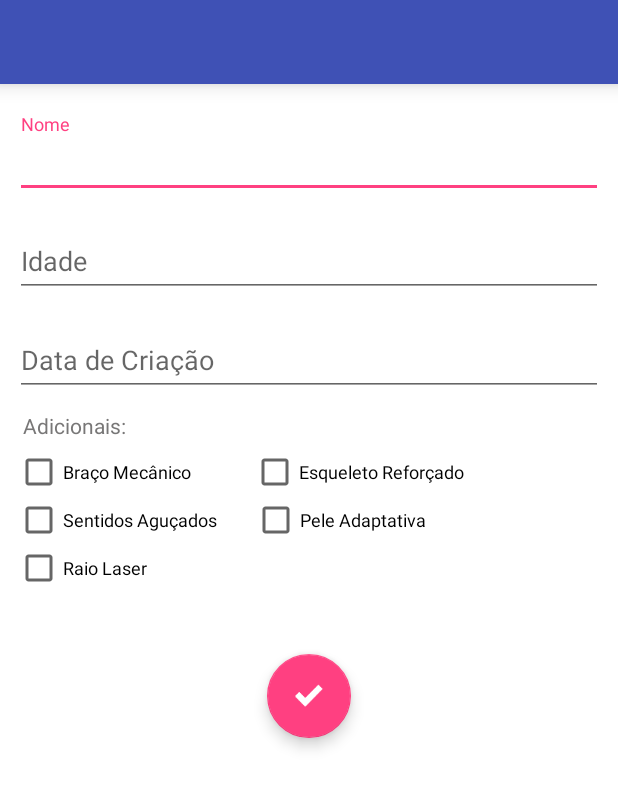
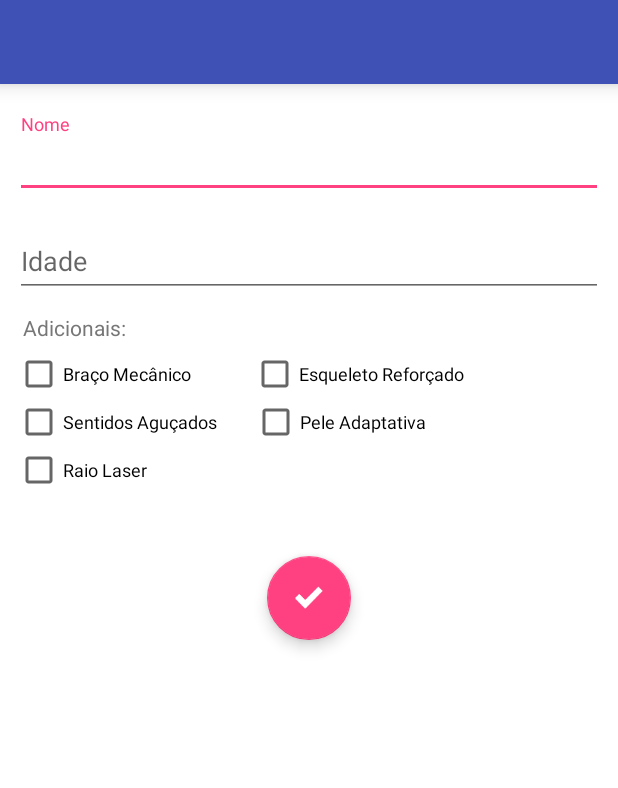
Before and after one commit to luisrbferreira/CloneAppTeste, an Android app: the layout activity_insert.xml on its own in the app's theme, with its tools: preview values and no code run, on a phone screen of 412 x 824 dp. Shown: the top 788 px of the screen. Run offline under Robolectric (Android 15) with nearby library versions, the phone set to English and light mode, and no system bars.

Commit message:
Ocultando campo data

```diff
--- a/app/src/main/res/layout/activity_insert.xml
+++ b/app/src/main/res/layout/activity_insert.xml
@@ -78,14 +78,14 @@
 
                 <android.support.design.widget.TextInputLayout
                     android:layout_width="match_parent"
-                    android:layout_height="match_parent"
-                    android:layout_marginTop="10dp">
+                    android:layout_height="match_parent">
 
                     <AutoCompleteTextView
                         android:id="@+id/textDataCriacao"
                         android:layout_width="match_parent"
                         android:layout_height="match_parent"
                         android:hint="Data de Criação"
+                        android:visibility="gone"
                         android:inputType="date" />
                 </android.support.design.widget.TextInputLayout>
 
@@ -94,7 +94,6 @@
                     android:layout_width="match_parent"
                     android:layout_height="match_parent"
                     android:text="Adicionais:"
-                    android:layout_marginTop="10dp"
                     android:layout_marginLeft="5dp"
                     android:textAppearance="?android:attr/textAppearanceSmall"
                     android:textColor="#787777"
```
